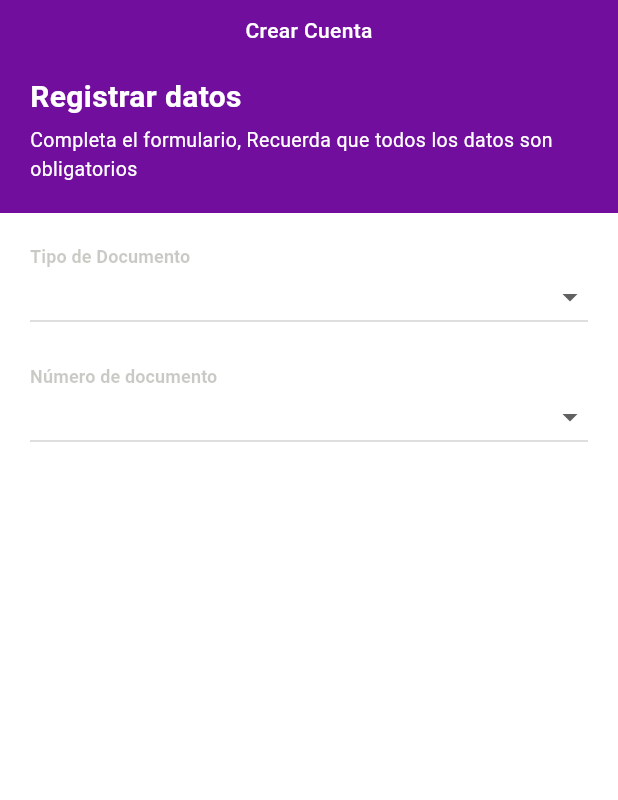
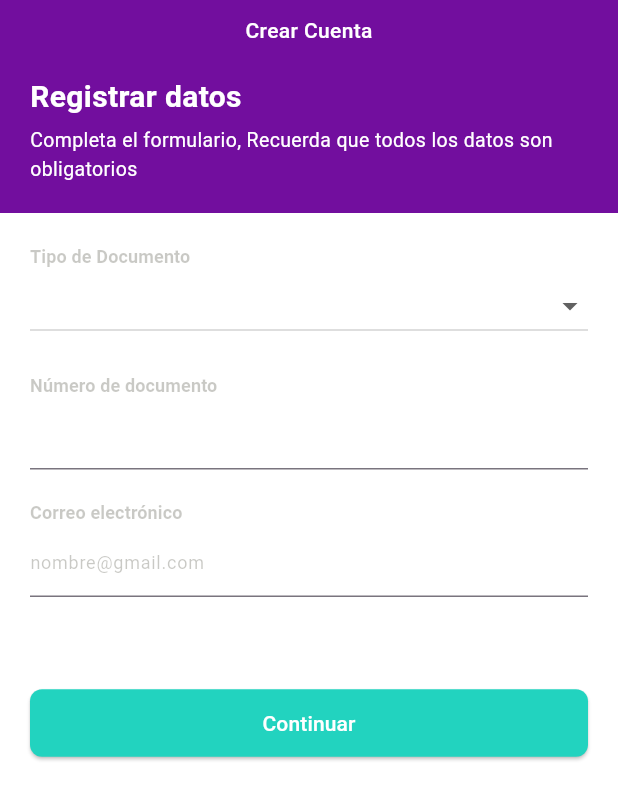
Before and after one commit to cristhianbrh/yapeclon, a Flutter app: the screen it shows after launch, on a phone screen of 412 x 824 dp. Shown: the top 800 px of the screen. Run offline on Flutter 3.47's test engine with Material 3 defaults, Android fonts, the phone set to English and light mode, and no system bars.

Commit message:
feat(register_data_screen): refactor and append new data in style

```diff
--- a/lib/screens/auth/register_data_screen.dart
+++ b/lib/screens/auth/register_data_screen.dart
@@ -9,7 +9,56 @@ class RegisterDataScreen extends StatelessWidget {
       body: SafeArea(
         child: Column(
           children: [
-            Container(
+            _topHeaderCreateAccount(),
+            Expanded(
+              child: Container(
+                width: double.infinity,
+                padding: EdgeInsets.all(20),
+                decoration: BoxDecoration(color: Color(0xFFFFFFFF)),
+
+                child: SingleChildScrollView(
+                  child: Column(
+                    spacing: 20,
+                    children: [
+                      _buildDropdownField(),
+                      _buildTextField(
+                        "Número de documento",
+                        TextInputType.phone,
+                      ),
+                      _buildTextField(
+                        "Correo electrónico",
+                        TextInputType.emailAddress,
+                        "nombre@gmail.com",
+                      ),
+                      SizedBox(height: 20),
+                      ElevatedButton(
+                        onPressed: () => {},
+                        child: Text(
+                          "Continuar",
+                          style: TextStyle(color: Colors.white),
+                        ),
+                        style: ElevatedButton.styleFrom(
+                          backgroundColor: Color.fromARGB(255, 34, 211, 191),
+                          minimumSize: Size(double.infinity, 45),
+                          shape: RoundedRectangleBorder(
+                            borderRadius: BorderRadius.circular(8),
+                          ),
+                        ),
+                      ),
+                    ],
+                  ),
+                ),
+              ),
+            ),
+          ],
+        ),
+      ),
+    );
+  }
+}
+
+Widget _topHeaderCreateAccount() {
+  return Container(
     // height: 100,
     padding: EdgeInsets.only(top: 10),
     child: Column(
@@ -45,20 +94,12 @@ class RegisterDataScreen extends StatelessWidget {
         ),
       ],
     ),
-            ),
-            Expanded(
-              child: Container(
-                width: double.infinity,
-                padding: EdgeInsets.all(20),
-                decoration: BoxDecoration(color: Color(0xFFFFFFFF)),
+  );
+}
 
-                child: Column(
-                  spacing: 20,
-                  children: [
-                    Container(
-                      width: double.infinity,
-                      child: Column(
-                        spacing: -5,
+Widget _buildDropdownField() {
+  return Column(
+    spacing: 1,
     crossAxisAlignment: CrossAxisAlignment.start,
     children: [
       Text(
@@ -75,24 +116,21 @@ class RegisterDataScreen extends StatelessWidget {
         isExpanded: true,
         items:
             <String>["DNI"].map((String value) {
-                                  return DropdownMenuItem<String>(
-                                    child: Text(value),
-                                    value: value,
-                                  );
+              return DropdownMenuItem<String>(child: Text(value), value: value);
             }).toList(),
         onChanged: (newValue) {},
       ),
     ],
-                      ),
-                    ),
-                    Container(
-                      width: double.infinity,
-                      child: Column(
-                        spacing: -5,
+  );
+}
+
+Widget _buildTextField(String label, TextInputType inputType, [String? hint]) {
+  return Column(
+    spacing: 0,
     crossAxisAlignment: CrossAxisAlignment.start,
     children: [
       Text(
-                            "Número de documento",
+        label,
         style: TextStyle(
           color: Color.fromARGB(62, 34, 34, 17),
 
@@ -101,27 +139,16 @@ class RegisterDataScreen extends StatelessWidget {
           letterSpacing: .1,
         ),
       ),
-                          DropdownButton<String>(
-                            isExpanded: true,
-                            items:
-                                <String>["DNI"].map((String value) {
-                                  return DropdownMenuItem<String>(
-                                    child: Text(value),
-                                    value: value,
-                                  );
-                                }).toList(),
-                            onChanged: (newValue) {},
-                          ),
-                        ],
-                      ),
-                    ),
-                  ],
+      TextField(
+        keyboardType: inputType,
+        decoration: InputDecoration(
+          hintText: hint,
+          hintStyle: TextStyle(
+            color: Color.fromARGB(62, 34, 34, 17),
+            fontSize: 12,
           ),
         ),
       ),
     ],
-        ),
-      ),
   );
 }
-}
```
Lines whose indentation alone changed are shown as unchanged.
